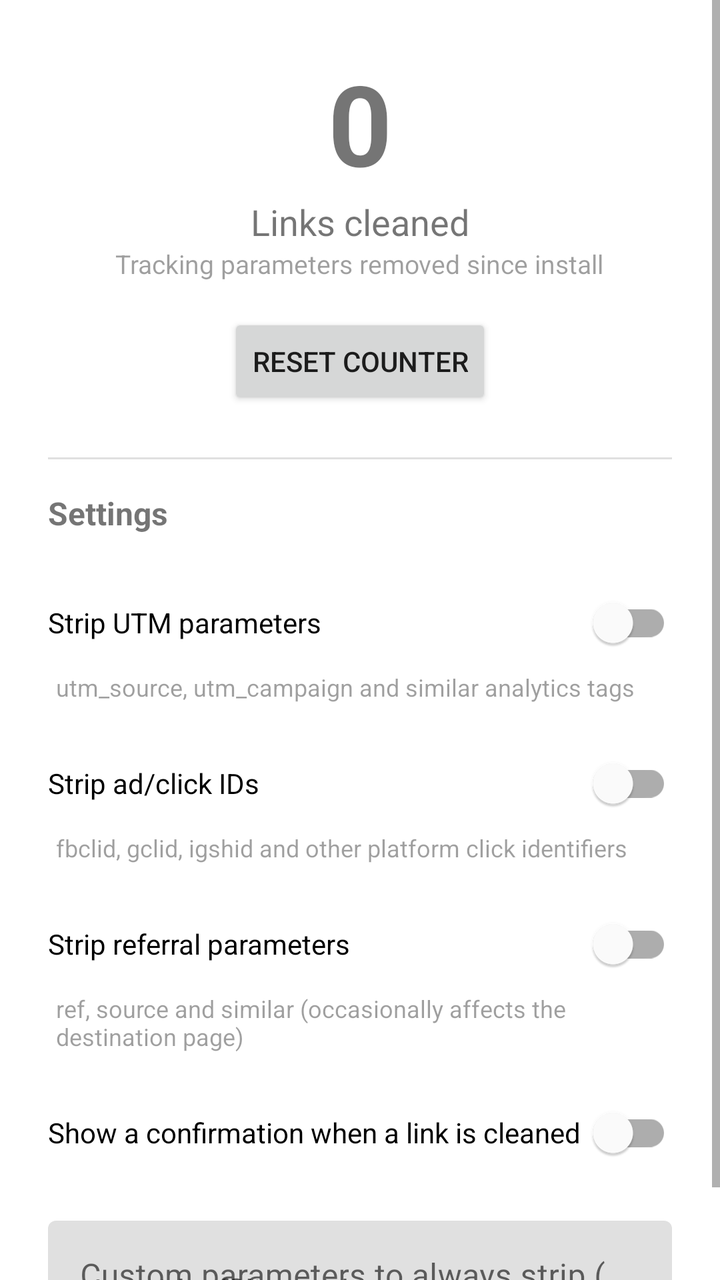
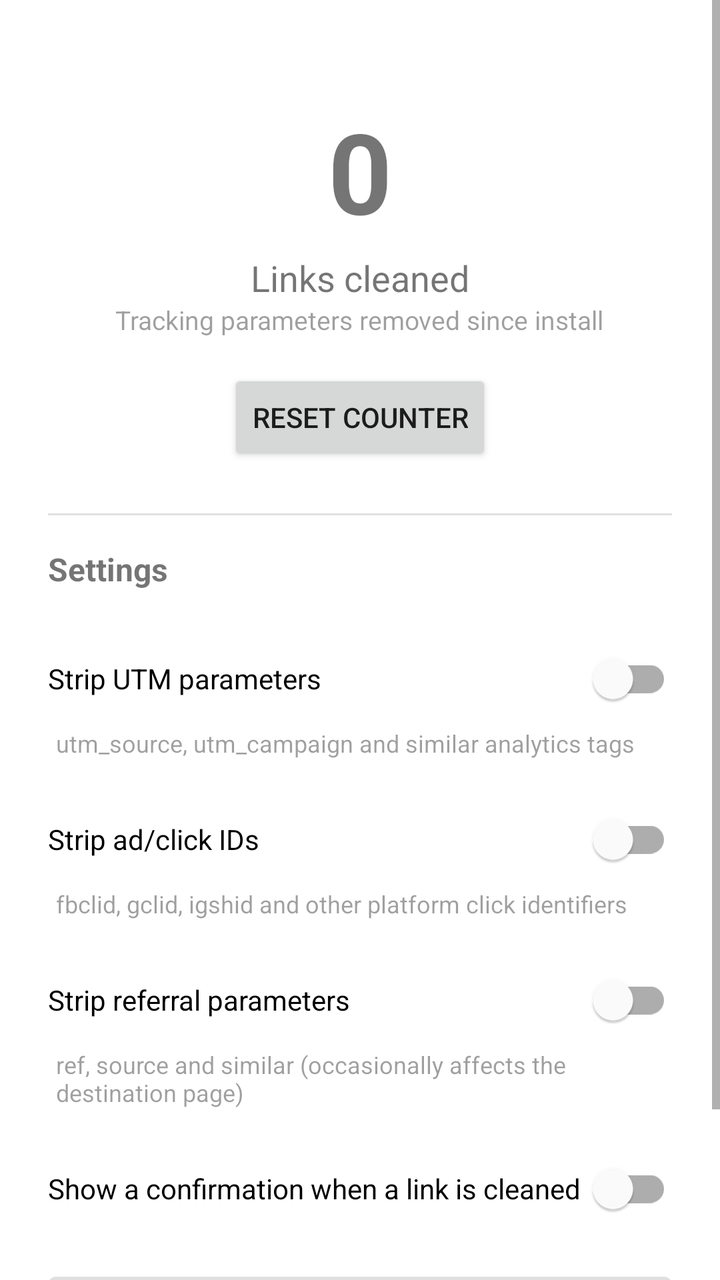

An Android layout rendered at two revisions. The XML below is the earlier revision; the diff shows what the commit changed to produce the second picture.
<!-- AndroidManifest.xml: activity theme Theme.LinkSanitiser -->
<!-- res/layout/activity_main.xml -->
<?xml version="1.0" encoding="utf-8"?>
<ScrollView xmlns:android="http://schemas.android.com/apk/res/android"
    xmlns:app="http://schemas.android.com/apk/res-auto"
    android:layout_width="match_parent"
    android:layout_height="match_parent">

    <LinearLayout
        android:layout_width="match_parent"
        android:layout_height="wrap_content"
        android:orientation="vertical"
        android:padding="24dp">

        <TextView
            android:id="@+id/counterValue"
            android:layout_width="wrap_content"
            android:layout_height="wrap_content"
            android:layout_gravity="center_horizontal"
            android:textSize="56sp"
            android:textStyle="bold"
            android:text="0" />

        <TextView
            android:layout_width="wrap_content"
            android:layout_height="wrap_content"
            android:layout_gravity="center_horizontal"
            android:text="@string/counter_label"
            android:textSize="18sp" />

        <TextView
            android:layout_width="wrap_content"
            android:layout_height="wrap_content"
            android:layout_gravity="center_horizontal"
            android:layout_marginBottom="16dp"
            android:alpha="0.7"
            android:text="@string/counter_sublabel"
            android:textSize="13sp" />

        <Button
            android:id="@+id/resetButton"
            android:layout_width="wrap_content"
            android:layout_height="wrap_content"
            android:layout_gravity="center_horizontal"
            android:layout_marginBottom="24dp"
            android:text="@string/reset_counter" />

        <View
            android:layout_width="match_parent"
            android:layout_height="1dp"
            android:layout_marginBottom="16dp"
            android:background="?android:attr/listDivider" />

        <TextView
            android:layout_width="wrap_content"
            android:layout_height="wrap_content"
            android:layout_marginBottom="8dp"
            android:text="@string/settings_heading"
            android:textStyle="bold"
            android:textSize="16sp" />

        <com.google.android.material.switchmaterial.SwitchMaterial
            android:id="@+id/switchStripUtm"
            android:layout_width="match_parent"
            android:layout_height="wrap_content"
            android:layout_marginTop="12dp"
            android:text="@string/setting_strip_utm" />

        <TextView
            android:layout_width="match_parent"
            android:layout_height="wrap_content"
            android:layout_marginStart="4dp"
            android:alpha="0.7"
            android:text="@string/setting_strip_utm_desc"
            android:textSize="12sp" />

        <com.google.android.material.switchmaterial.SwitchMaterial
            android:id="@+id/switchStripClickIds"
            android:layout_width="match_parent"
            android:layout_height="wrap_content"
            android:layout_marginTop="16dp"
            android:text="@string/setting_strip_click_ids" />

        <TextView
            android:layout_width="match_parent"
            android:layout_height="wrap_content"
            android:layout_marginStart="4dp"
            android:alpha="0.7"
            android:text="@string/setting_strip_click_ids_desc"
            android:textSize="12sp" />

        <com.google.android.material.switchmaterial.SwitchMaterial
            android:id="@+id/switchStripReferral"
            android:layout_width="match_parent"
            android:layout_height="wrap_content"
            android:layout_marginTop="16dp"
            android:text="@string/setting_strip_referral" />

        <TextView
            android:layout_width="match_parent"
            android:layout_height="wrap_content"
            android:layout_marginStart="4dp"
            android:alpha="0.7"
            android:text="@string/setting_strip_referral_desc"
            android:textSize="12sp" />

        <com.google.android.material.switchmaterial.SwitchMaterial
            android:id="@+id/switchShowToast"
            android:layout_width="match_parent"
            android:layout_height="wrap_content"
            android:layout_marginTop="16dp"
            android:text="@string/setting_show_toast" />

        <com.google.android.material.textfield.TextInputLayout
            android:id="@+id/customParamsLayout"
            android:layout_width="match_parent"
            android:layout_height="wrap_content"
            android:layout_marginTop="20dp"
            android:hint="@string/custom_params_label">

            <com.google.android.material.textfield.TextInputEditText
                android:id="@+id/customParamsInput"
                android:layout_width="match_parent"
                android:layout_height="wrap_content"
                android:inputType="text"
                android:hint="@string/custom_params_hint" />

        </com.google.android.material.textfield.TextInputLayout>

    </LinearLayout>

</ScrollView>
<!-- resources referenced by this layout -->
<resources>
  <string name="counter_label">Links cleaned</string>
  <string name="counter_sublabel">Tracking parameters removed since install</string>
  <string name="custom_params_hint">e.g. cid, affiliate_id</string>
  <string name="custom_params_label">Custom parameters to always strip (comma-separated)</string>
  <string name="reset_counter">Reset counter</string>
  <string name="setting_show_toast">Show a confirmation when a link is cleaned</string>
  <string name="setting_strip_click_ids">Strip ad/click IDs</string>
  <string name="setting_strip_click_ids_desc">fbclid, gclid, igshid and other platform click identifiers</string>
  <string name="setting_strip_referral">Strip referral parameters</string>
  <string name="setting_strip_referral_desc">ref, source and similar (occasionally affects the destination page)</string>
  <string name="setting_strip_utm">Strip UTM parameters</string>
  <string name="setting_strip_utm_desc">utm_source, utm_campaign and similar analytics tags</string>
  <string name="settings_heading">Settings</string>
  <style name="Theme.LinkSanitiser" parent="Theme.MaterialComponents.DayNight.NoActionBar">
          <item name="colorPrimary">@color/purple_500</item>
          <item name="colorPrimaryDark">@color/purple_700</item>
          <item name="colorAccent">@color/teal_200</item>
      </style>
  <color name="purple_500">#FF6200EE</color>
  <color name="purple_700">#FF3700B3</color>
  <color name="teal_200">#FF03DAC5</color>
</resources>

<!-- the commit's change to res/layout/activity_main.xml (unified diff, before → after) -->
@@ -1,20 +1,26 @@
 <?xml version="1.0" encoding="utf-8"?>
-<ScrollView xmlns:android="http://schemas.android.com/apk/res/android"
+<ScrollView
+    android:id="@+id/scrollRoot"
+    xmlns:android="http://schemas.android.com/apk/res/android"
     xmlns:app="http://schemas.android.com/apk/res-auto"
     android:layout_width="match_parent"
-    android:layout_height="match_parent">
+    android:layout_height="match_parent"
+    android:clipToPadding="false">
 
     <LinearLayout
         android:layout_width="match_parent"
         android:layout_height="wrap_content"
         android:orientation="vertical"
-        android:padding="24dp">
+        android:paddingHorizontal="24dp"
+        android:paddingTop="48dp"
+        android:paddingBottom="24dp">
 
         <TextView
             android:id="@+id/counterValue"
             android:layout_width="wrap_content"
             android:layout_height="wrap_content"
             android:layout_gravity="center_horizontal"
+            android:layout_marginBottom="4dp"
             android:textSize="56sp"
             android:textStyle="bold"
             android:text="0" />
@@ -114,14 +120,15 @@
             android:layout_width="match_parent"
             android:layout_height="wrap_content"
             android:layout_marginTop="20dp"
-            android:hint="@string/custom_params_label">
+            android:hint="@string/custom_params_label"
+            app:helperText="@string/custom_params_hint"
+            app:helperTextEnabled="true">
 
             <com.google.android.material.textfield.TextInputEditText
                 android:id="@+id/customParamsInput"
                 android:layout_width="match_parent"
                 android:layout_height="wrap_content"
-                android:inputType="text"
-                android:hint="@string/custom_params_hint" />
+                android:inputType="text" />
 
         </com.google.android.material.textfield.TextInputLayout>
 
